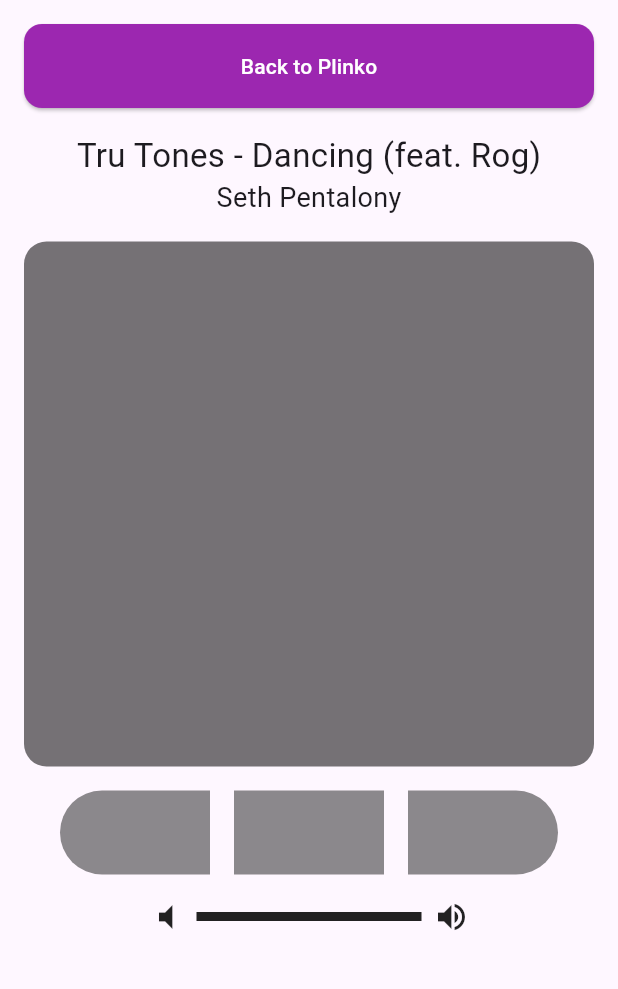
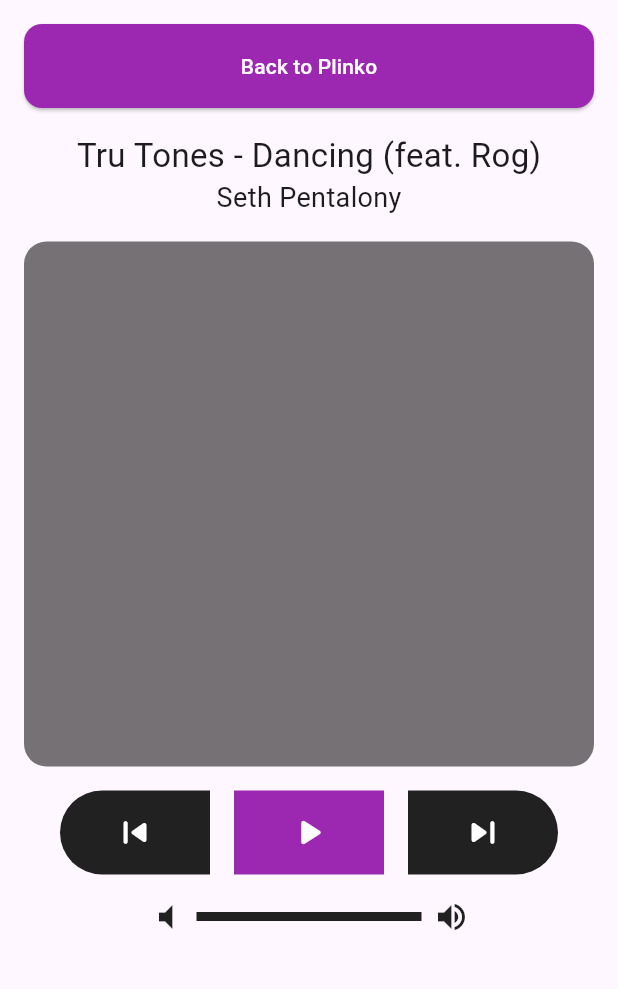
Before and after one commit to manishpauldotdev/musicwebapp, a Flutter app: the screen it shows after launch, on a phone screen of 412 x 824 dp, the part 54-1043 px from its top. Run offline on Flutter 3.47's test engine with Material 3 defaults, Android fonts, the phone set to English and light mode, and no system bars; our stand-ins replace responsive_builder.

Commit message:
added button icons

```diff
--- a/lib/home.dart
+++ b/lib/home.dart
@@ -82,7 +82,14 @@ class _HomePageState extends State<HomePage> {
                                 topLeft: Radius.circular(50),
                                 bottomLeft: Radius.circular(50),
                               ),
-                              color: Colors.black45,
+                              color: Colors.black87,
+                            ),
+                            child: const Center(
+                              child: Icon(
+                                Icons.skip_previous_rounded,
+                                color: Colors.white,
+                                size: 30,
+                              ),
                             ),
                           ),
                           const SizedBox(width: 16),
@@ -90,7 +97,14 @@ class _HomePageState extends State<HomePage> {
                             height: 56,
                             width: 100,
                             decoration: const BoxDecoration(
-                              color: Colors.black45,
+                              color: Colors.purple,
+                            ),
+                            child: const Center(
+                              child: Icon(
+                                Icons.play_arrow_rounded,
+                                color: Colors.white,
+                                size: 30,
+                              ),
                             ),
                           ),
                           const SizedBox(width: 16),
@@ -102,7 +116,14 @@ class _HomePageState extends State<HomePage> {
                                 topRight: Radius.circular(50),
                                 bottomRight: Radius.circular(50),
                               ),
-                              color: Colors.black45,
+                              color: Colors.black87,
+                            ),
+                            child: const Center(
+                              child: Icon(
+                                Icons.skip_next_rounded,
+                                color: Colors.white,
+                                size: 30,
+                              ),
                             ),
                           ),
                         ],
```
